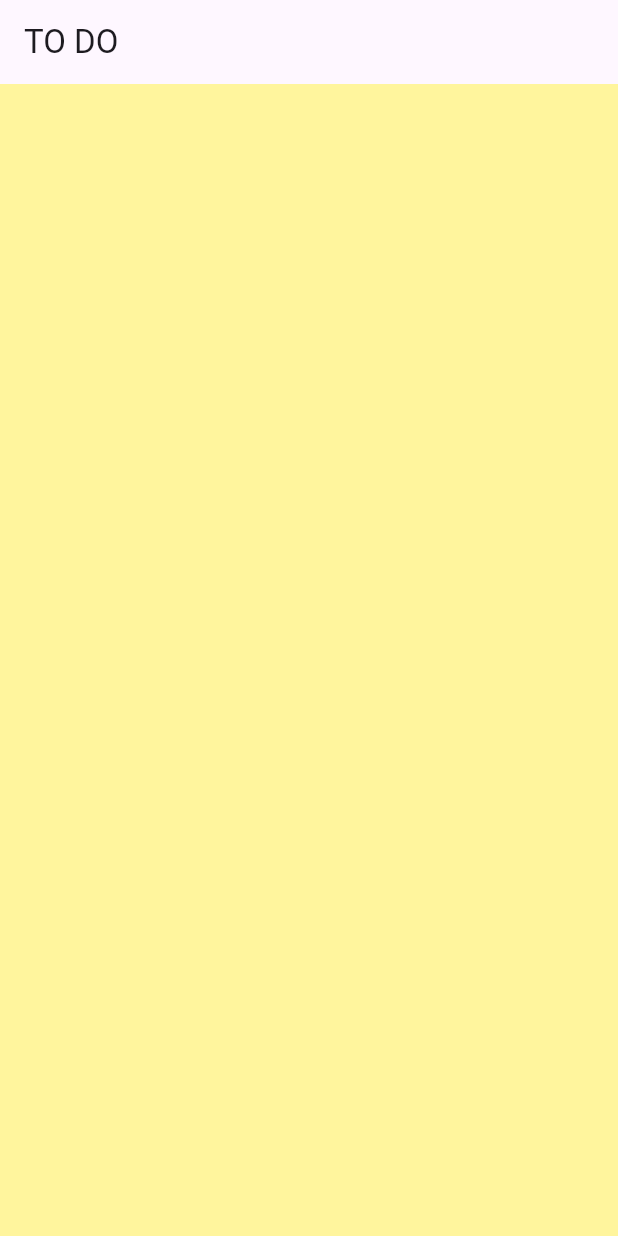
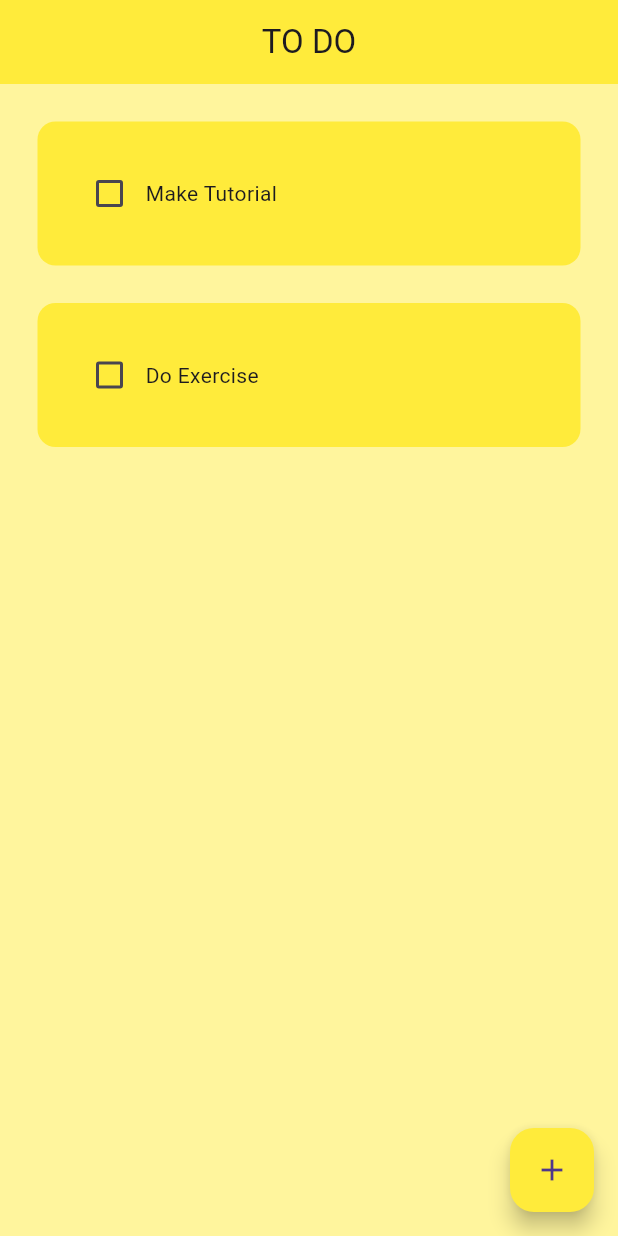
Before and after one commit to subtain96/Todo-App, a Flutter app: the screen it shows after launch, on a phone screen of 412 x 824 dp. Run offline on Flutter 3.47's test engine with Material 3 defaults, Android fonts, the phone set to English and light mode, and no system bars.

Commit message:
todo_tile section dialog_box

```diff
--- a/lib/home_page.dart
+++ /dev/null
@@ -1,21 +0,0 @@
-import 'package:flutter/material.dart';
-
-class HomePage extends StatefulWidget {
-  const HomePage({super.key});
-
-  @override
-  State<HomePage> createState() => _HomePageState();
-}
-
-class _HomePageState extends State<HomePage> {
-  @override
-  Widget build(BuildContext context) {
-    return Scaffold(
-      backgroundColor: Colors.yellow[200],
-      appBar: AppBar(
-        title: Text('TO DO'),
-      ),
-
-    );
-  }
-}
--- a/lib/main.dart
+++ b/lib/main.dart
@@ -1,5 +1,5 @@
 import 'package:flutter/material.dart';
-import 'package:todo_app/home_page.dart';
+import 'package:todo_app/pages/home_page.dart';
 
 void main() {
   runApp(const MyApp());
@@ -13,7 +13,9 @@ class MyApp extends StatelessWidget {
     return MaterialApp(
       debugShowCheckedModeBanner: false,
       home: const HomePage(),
-      theme: ThemeData(primarySwatch: Colors.yellow),
+      theme: ThemeData(
+        primarySwatch: Colors.yellow,  // This creates a full color palette
+      ),
     );
   }
 }
--- /dev/null
+++ b/lib/pages/home_page.dart
@@ -0,0 +1,81 @@
+import 'package:flutter/material.dart';
+import '../util/dialog_box.dart';
+import '../util/todo_tile.dart';
+
+class HomePage extends StatefulWidget {
+  const HomePage({super.key});
+
+  @override
+  State<HomePage> createState() => _HomePageState();
+}
+
+class _HomePageState extends State<HomePage> {
+  //list of todo task
+  List todoList = [
+    ['Make Tutorial' , false],
+    ['Do Exercise' , false],
+  ];
+
+  void checkBoxChanged(bool? value, int index){
+      setState(() {
+        todoList[index][1] = !todoList[index][1];
+      });
+  }
+
+  // create a new task
+  void createNewTask(){
+    showDialog(context: context, builder: (context){
+        return DialogBox();
+    },
+    );
+  }
+
+  @override
+  Widget build(BuildContext context) {
+    return Scaffold(
+      backgroundColor: Colors.yellow[200],
+      appBar: AppBar(
+        backgroundColor: Colors.yellow,
+        title: Text('TO DO'),
+        centerTitle: true,
+        elevation: 0,
+      ),
+      floatingActionButton: FloatingActionButton(
+          onPressed: createNewTask,
+        child: Icon(Icons.add),
+        backgroundColor: Colors.yellow,
+      ),
+      body: ListView.builder(
+        itemCount: todoList.length,
+        itemBuilder: (context , index) {
+          return TodoTile(
+            taskName: todoList[index][0],
+            taskCompleted: todoList[index][1],
+            onChanged: (value) => checkBoxChanged(value , index),
+          );
+        },
+
+
+
+        // children: [
+        //   TodoTile(
+        //     taskName: 'Make Tutorial',
+        //     taskCompleted: true,
+        //     onChanged: (p0) {
+        //
+        //     },
+        //   ),
+        // TodoTile(
+        //   taskName: 'Do Exercise',
+        //   taskCompleted: false,
+        //   onChanged: (p0) {
+        //
+        //   },
+        //   ),
+
+        // ],
+      ),
+
+    );
+  }
+}
--- /dev/null
+++ b/lib/util/todo_tile.dart
@@ -0,0 +1,45 @@
+import 'package:flutter/material.dart';
+
+class TodoTile extends StatelessWidget {
+  final String taskName;
+  final bool taskCompleted;
+  Function(bool?)?onChanged;
+  TodoTile({
+    super.key,
+  required this.taskName,
+  required this.taskCompleted,
+  required this.onChanged,
+  });
+
+  @override
+  Widget build(BuildContext context) {
+    return Padding(
+      padding: const EdgeInsets.only(left: 25.0 , right: 25, top: 25),
+      child: Container(
+        padding: EdgeInsets.all(24),
+        child: Row(
+          children: [
+            // Checkbox
+            Checkbox(value: taskCompleted,
+              onChanged: onChanged,
+              activeColor: Colors.black,
+
+            ),
+            //Task name
+            Text(
+                taskName,
+              style: TextStyle(decoration: taskCompleted
+                  ? TextDecoration.lineThrough
+                  :TextDecoration.none),
+            ),
+          ],
+        ),
+        decoration: BoxDecoration(
+            color: Colors.yellow,
+                borderRadius: BorderRadius.circular(12),
+
+        ),
+      ),
+    );
+  }
+}
```
Also changed, not shown: lib/util/dialog_box.dart (added, +32 -0 lines), lib/util/my_button.dart (added, +10 -0 lines).
